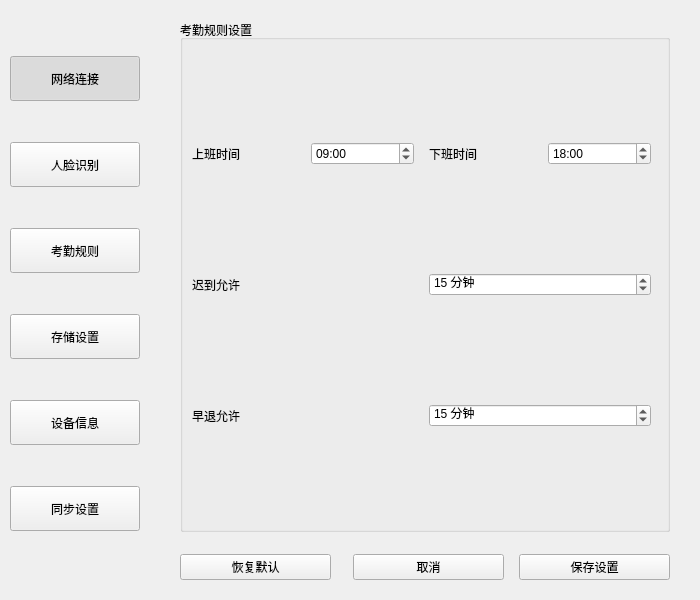
HeQiTZD/Triple-terminal-Attendance-Punching-System, file UI/setwindow.ui: the form before one commit.
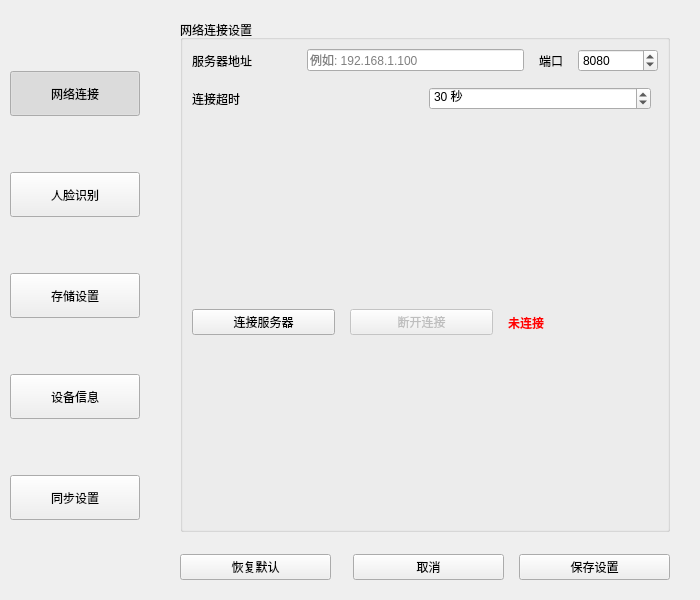
The form after the commit. The open tabs and pages were chosen to show the change.

Diff of the .ui file:
```diff
--- a/UI/setwindow.ui
+++ b/UI/setwindow.ui
@@ -106,25 +106,6 @@
         </property>
        </widget>
       </item>
-      <item>
-       <widget class="QPushButton" name="btnAttendance">
-        <property name="minimumSize">
-         <size>
-          <width>0</width>
-          <height>45</height>
-         </size>
-        </property>
-        <property name="text">
-         <string>考勤规则</string>
-        </property>
-        <property name="checkable">
-         <bool>true</bool>
-        </property>
-        <property name="autoExclusive">
-         <bool>true</bool>
-        </property>
-       </widget>
-      </item>
       <item>
        <widget class="QPushButton" name="btnStorage">
         <property name="minimumSize">
@@ -688,184 +669,6 @@
           </item>
          </layout>
         </widget>
-        <!-- 考勤规则设置页面 -->
-        <widget class="QWidget" name="pageAttendance">
-         <layout class="QVBoxLayout" name="attendancePageLayout">
-          <property name="spacing">
-           <number>20</number>
-          </property>
-          <property name="leftMargin">
-           <number>0</number>
-          </property>
-          <property name="topMargin">
-           <number>0</number>
-          </property>
-          <property name="rightMargin">
-           <number>0</number>
-          </property>
-          <property name="bottomMargin">
-           <number>0</number>
-          </property>
-          <item>
-           <widget class="QGroupBox" name="attendanceGroup">
-            <property name="title">
-             <string>考勤规则设置</string>
-            </property>
-            <layout class="QVBoxLayout" name="attendanceLayout">
-             <property name="spacing">
-              <number>15</number>
-             </property>
-             <item>
-              <layout class="QHBoxLayout" name="workTimeLayout">
-               <item>
-                <widget class="QLabel" name="workStartLabel">
-                 <property name="minimumSize">
-                  <size>
-                   <width>100</width>
-                   <height>0</height>
-                  </size>
-                 </property>
-                 <property name="text">
-                  <string>上班时间</string>
-                 </property>
-                </widget>
-               </item>
-               <item>
-                <widget class="QTimeEdit" name="timeEditWorkStart">
-                 <property name="displayFormat">
-                  <string>HH:mm</string>
-                 </property>
-                 <property name="time">
-                  <time>
-                   <hour>9</hour>
-                   <minute>0</minute>
-                   <second>0</second>
-                  </time>
-                 </property>
-                </widget>
-               </item>
-               <item>
-                <widget class="QLabel" name="workEndLabel">
-                 <property name="text">
-                  <string>下班时间</string>
-                 </property>
-                </widget>
-               </item>
-               <item>
-                <widget class="QTimeEdit" name="timeEditWorkEnd">
-                 <property name="displayFormat">
-                  <string>HH:mm</string>
-                 </property>
-                 <property name="time">
-                  <time>
-                   <hour>18</hour>
-                   <minute>0</minute>
-                   <second>0</second>
-                  </time>
-                 </property>
-                </widget>
-               </item>
-               <item>
-                <spacer name="workTimeSpacer">
-                 <property name="orientation">
-                  <enum>Qt::Orientation::Horizontal</enum>
-                 </property>
-                </spacer>
-               </item>
-              </layout>
-             </item>
-             <item>
-              <layout class="QHBoxLayout" name="lateLayout">
-               <item>
-                <widget class="QLabel" name="lateLabel">
-                 <property name="minimumSize">
-                  <size>
-                   <width>100</width>
-                   <height>0</height>
-                  </size>
-                 </property>
-                 <property name="text">
-                  <string>迟到允许</string>
-                 </property>
-                </widget>
-               </item>
-               <item>
-                <widget class="QSpinBox" name="spinBoxLate">
-                 <property name="suffix">
-                  <string> 分钟</string>
-                 </property>
-                 <property name="minimum">
-                  <number>0</number>
-                 </property>
-                 <property name="maximum">
-                  <number>60</number>
-                 </property>
-                 <property name="value">
-                  <number>15</number>
-                 </property>
-                </widget>
-               </item>
-               <item>
-                <spacer name="lateSpacer">
-                 <property name="orientation">
-                  <enum>Qt::Orientation::Horizontal</enum>
-                 </property>
-                </spacer>
-               </item>
-              </layout>
-             </item>
-             <item>
-              <layout class="QHBoxLayout" name="earlyLayout">
-               <item>
-                <widget class="QLabel" name="earlyLabel">
-                 <property name="minimumSize">
-                  <size>
-                   <width>100</width>
-                   <height>0</height>
-                  </size>
-                 </property>
-                 <property name="text">
-                  <string>早退允许</string>
-                 </property>
-                </widget>
-               </item>
-               <item>
-                <widget class="QSpinBox" name="spinBoxEarly">
-                 <property name="suffix">
-                  <string> 分钟</string>
-                 </property>
-                 <property name="minimum">
-                  <number>0</number>
-                 </property>
-                 <property name="maximum">
-                  <number>60</number>
-                 </property>
-                 <property name="value">
-                  <number>15</number>
-                 </property>
-                </widget>
-               </item>
-               <item>
-                <spacer name="earlySpacer">
-                 <property name="orientation">
-                  <enum>Qt::Orientation::Horizontal</enum>
-                 </property>
-                </spacer>
-               </item>
-              </layout>
-             </item>
-            </layout>
-           </widget>
-          </item>
-          <item>
-           <spacer name="attendanceSpacer">
-            <property name="orientation">
-             <enum>Qt::Orientation::Vertical</enum>
-            </property>
-           </spacer>
-          </item>
-         </layout>
-        </widget>
         <!-- 存储设置页面 -->
         <widget class="QWidget" name="pageStorage">
          <layout class="QVBoxLayout" name="storagePageLayout">
```
